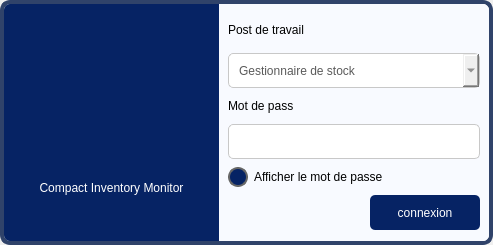
Sekiro19/CIM, file CIM/bin/ui/login.ui: the form before one commit.
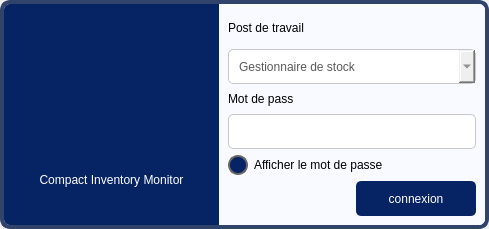
The form after the commit. Icons and pictures are not drawn.

```diff
--- a/CIM/bin/ui/login.ui
+++ b/CIM/bin/ui/login.ui
@@ -1,22 +1,18 @@
 <?xml version="1.0" encoding="UTF-8"?>
 <ui version="4.0">
- <class>LoginWindow</class>
- <widget class="QMainWindow" name="LoginWindow">
-  <property name="windowModality">
-   <enum>Qt::NonModal</enum>
-  </property>
+ <class>loginForm</class>
+ <widget class="QWidget" name="loginForm">
   <property name="geometry">
    <rect>
     <x>0</x>
     <y>0</y>
-    <width>493</width>
-    <height>245</height>
+    <width>489</width>
+    <height>229</height>
    </rect>
   </property>
   <property name="windowTitle">
    <string>MainWindow</string>
   </property>
-  <widget class="QWidget" name="centralwidget">
    <layout class="QVBoxLayout" name="verticalLayout">
     <property name="spacing">
      <number>0</number>
@@ -70,6 +66,14 @@
 	background-position: center;
 	background-repeat: no-reperat;
  }
+QComboBox QAbstractItemView {
+	color: rgb(90, 90, 90);
+	border-radius: 0px;
+	border: 1px solid rgb(220, 220, 220);
+	padding: 10px;
+	background-color: rgb(255, 255, 255);
+}
+/*QLineEdit*/
 QLineEdit {
 	border: 1px solid rgb(200, 200, 200);
 	border-radius: 5px;
@@ -213,13 +217,13 @@
            <widget class="QPushButton" name="btnConnect">
             <property name="minimumSize">
              <size>
-              <width>110</width>
+             <width>120</width>
               <height>35</height>
              </size>
             </property>
             <property name="maximumSize">
              <size>
-              <width>110</width>
+             <width>120</width>
               <height>35</height>
              </size>
             </property>
@@ -326,13 +330,7 @@
              </size>
             </property>
             <property name="styleSheet">
-             <string notr="true">QComboBox QAbstractItemView {
-	color: rgb(90, 90, 90);
-	border: 1px solid rgb(220, 220, 220);
-	border-radius: 0px;
-	padding: 10px;
-}
-</string>
+            <string notr="true"/>
             </property>
             <property name="editable">
              <bool>false</bool>
@@ -433,7 +431,6 @@
      </widget>
     </item>
    </layout>
-  </widget>
  </widget>
  <resources>
   <include location="../../resources.qrc"/>
```
Left out of the diff: 4 changed lines with no effect on the pictures. Lines whose indentation alone changed are shown as unchanged.
